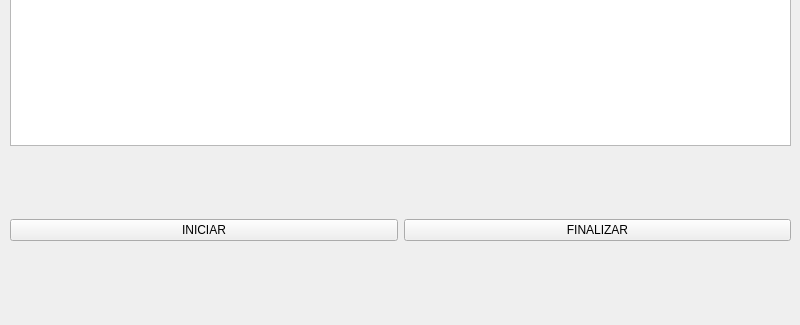
Old version of the form Ejemplos/7-PrimerIntentoPuertoSerie/PruebaPuertoSerieThread/mainwidget.ui in the repository DaniJ2032/ProyectosEnQT; both pictures show x 0 to 800 and y 275 to 600 of the 800 by 600 pixel window.
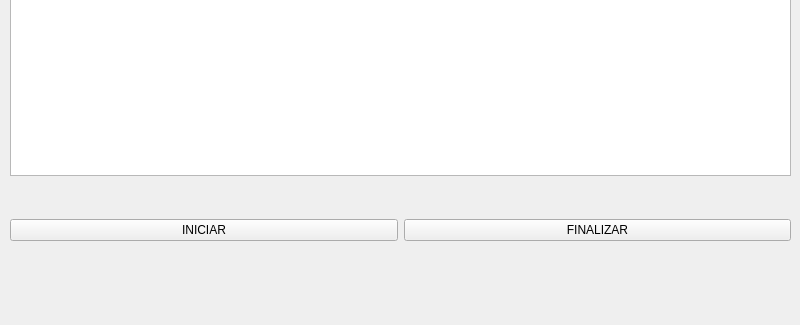
New version of the form.

```diff
--- a/Ejemplos/7-PrimerIntentoPuertoSerie/PruebaPuertoSerieThread/mainwidget.ui
+++ b/Ejemplos/7-PrimerIntentoPuertoSerie/PruebaPuertoSerieThread/mainwidget.ui
@@ -13,16 +13,6 @@
   <property name="windowTitle">
    <string>mainWidget</string>
   </property>
-  <widget class="QListWidget" name="listWidget">
-   <property name="geometry">
-    <rect>
-     <x>10</x>
-     <y>10</y>
-     <width>781</width>
-     <height>411</height>
-    </rect>
-   </property>
-  </widget>
   <widget class="QWidget" name="layoutWidget">
    <property name="geometry">
     <rect>
@@ -49,6 +39,16 @@
     </item>
    </layout>
   </widget>
+  <widget class="QPlainTextEdit" name="plainTextEdit">
+   <property name="geometry">
+    <rect>
+     <x>10</x>
+     <y>10</y>
+     <width>781</width>
+     <height>441</height>
+    </rect>
+   </property>
+  </widget>
  </widget>
  <resources/>
  <connections/>
```
